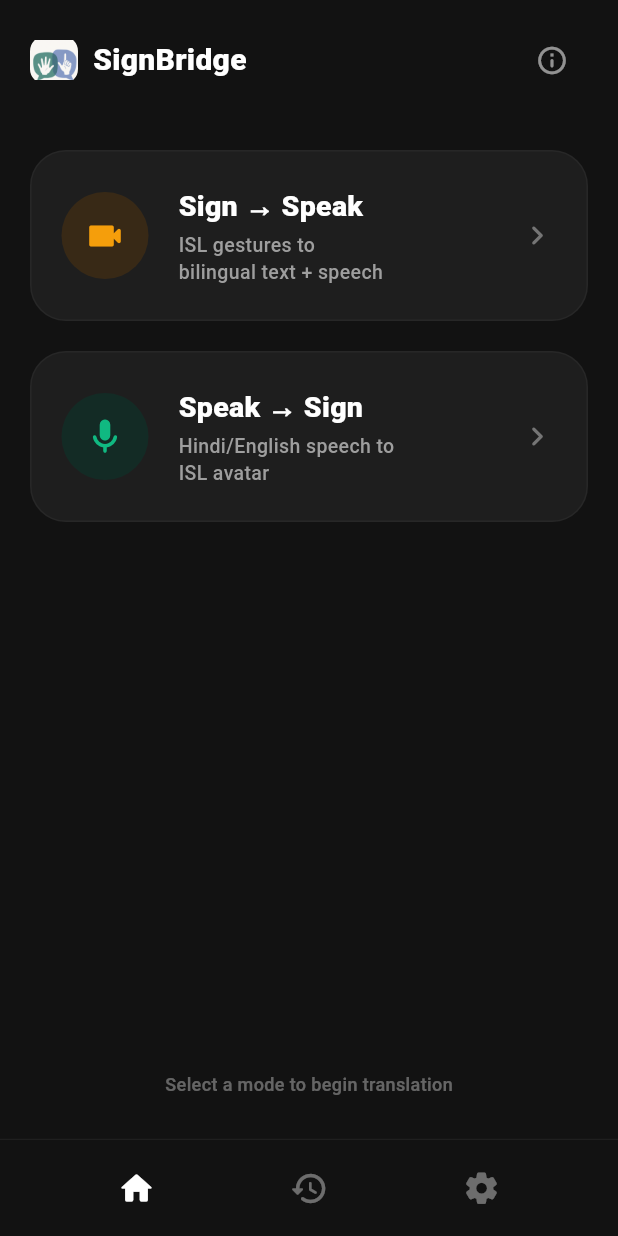
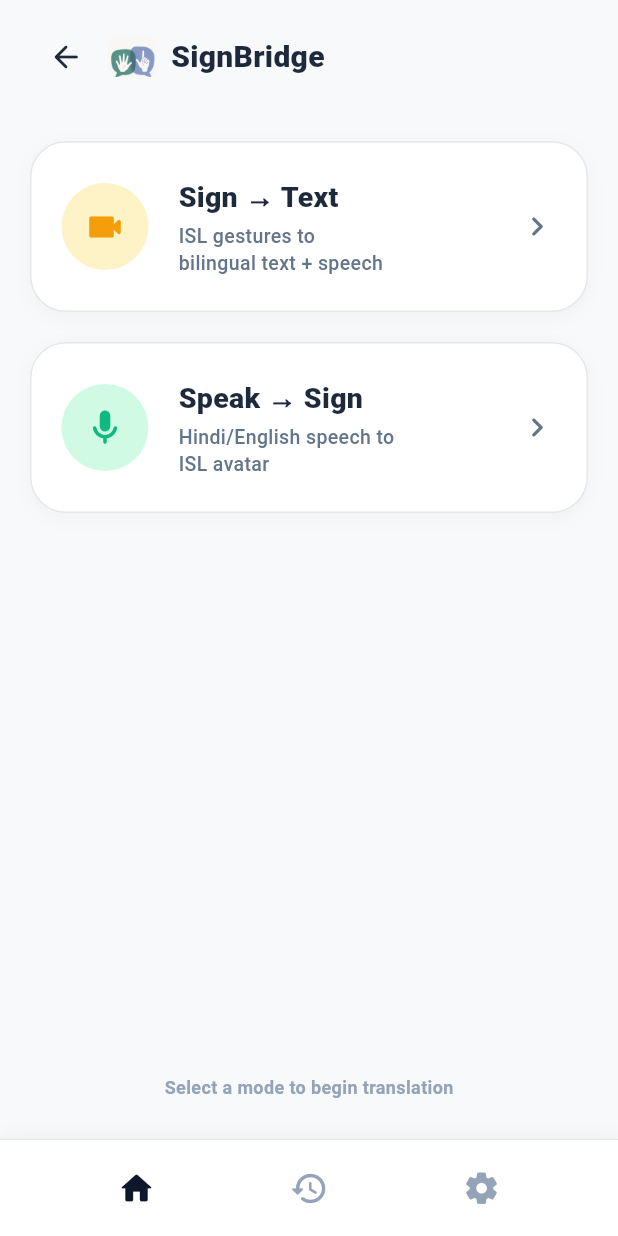
Before and after one commit to roswelldcosta6/Bit-and-build-hackathon-, a Flutter app: the HomeScreen screen opened by its route, on a phone screen of 412 x 824 dp. Run offline on Flutter 3.47's test engine with Material 3 defaults, Android fonts, the phone set to English and light mode, and no system bars; our stand-ins replace dio, flutter_riverpod, go_router, permission_handler; missing offline and left inert: record; network calls fail.

Commit message:
feat: light mode default, persistent settings, responsive camera box, back navigation, and sign-to-text title

```diff
--- a/app/lib/app_router.dart
+++ b/app/lib/app_router.dart
@@ -1,4 +1,5 @@
 import 'package:flutter/material.dart';
+import 'package:flutter_riverpod/flutter_riverpod.dart';
 import 'package:go_router/go_router.dart';
 
 import 'screens/history_screen.dart';
@@ -7,6 +8,7 @@
 import 'screens/mode_a_screen.dart';
 import 'screens/mode_b_screen.dart';
 import 'screens/settings_screen.dart';
+import 'state/settings_controller.dart';
 
 final appRouter = GoRouter(
   initialLocation: '/landing',
@@ -26,24 +28,40 @@
   ],
 );
 
-class AppShell extends StatelessWidget {
+class AppShell extends ConsumerWidget {
   const AppShell({required this.child, super.key});
   final Widget child;
 
   @override
-  Widget build(BuildContext context) {
+  Widget build(BuildContext context, WidgetRef ref) {
     final path = GoRouterState.of(context).uri.path;
     final selectedIndex = _indexFor(path);
+    final settings = ref.watch(settingsProvider);
+    final isDark = settings.darkMode;
+
+    final barBg = isDark ? const Color(0xFF121212) : Colors.white;
+    final borderCol = isDark ? const Color(0xFF1F1F1F) : const Color(0xFFE5E7EB);
+    final activeCol = isDark ? Colors.white : const Color(0xFF0F172A);
+    final inactiveCol = isDark ? Colors.white38 : const Color(0xFF94A3B8);
 
     return Scaffold(
-      backgroundColor: const Color(0xFF121212),
+      backgroundColor: isDark ? const Color(0xFF121212) : const Color(0xFFF8F9FA),
       body: child,
       bottomNavigationBar: Container(
-        decoration: const BoxDecoration(
-          color: Color(0xFF121212),
+        decoration: BoxDecoration(
+          color: barBg,
           border: Border(
-            top: BorderSide(color: Color(0xFF1F1F1F), width: 0.8),
+            top: BorderSide(color: borderCol, width: 0.8),
           ),
+          boxShadow: isDark
+              ? null
+              : [
+                  BoxShadow(
+                    color: Colors.black.withValues(alpha: 0.04),
+                    blurRadius: 10,
+                    offset: const Offset(0, -2),
+                  ),
+                ],
         ),
         padding: const EdgeInsets.symmetric(vertical: 8),
         child: Row(
@@ -53,29 +71,29 @@
             IconButton(
               icon: Icon(
                 Icons.home_rounded,
-                color: selectedIndex == 0 ? Colors.white : Colors.white38,
+                color: selectedIndex == 0 ? activeCol : inactiveCol,
                 size: 26,
               ),
               tooltip: 'Home',
               onPressed: () => context.go('/home'),
             ),
 
-            // History Icon (matching screenshot)
+            // History Icon
             IconButton(
               icon: Icon(
                 Icons.history_rounded,
-                color: selectedIndex == 1 ? Colors.white : Colors.white38,
+                color: selectedIndex == 1 ? activeCol : inactiveCol,
                 size: 26,
               ),
               tooltip: 'History',
               onPressed: () => context.go('/history'),
             ),
 
-            // Settings Icon (matching screenshot)
+            // Settings Icon
             IconButton(
               icon: Icon(
                 Icons.settings_rounded,
-                color: selectedIndex == 2 ? Colors.white : Colors.white38,
+                color: selectedIndex == 2 ? activeCol : inactiveCol,
                 size: 25,
               ),
               tooltip: 'Settings',
--- a/app/lib/screens/home_screen.dart
+++ b/app/lib/screens/home_screen.dart
@@ -1,24 +1,42 @@
 import 'package:flutter/material.dart';
+import 'package:flutter_riverpod/flutter_riverpod.dart';
 import 'package:go_router/go_router.dart';
 
-class HomeScreen extends StatelessWidget {
+import '../state/settings_controller.dart';
+
+class HomeScreen extends ConsumerWidget {
   const HomeScreen({super.key});
 
   @override
-  Widget build(BuildContext context) {
+  Widget build(BuildContext context, WidgetRef ref) {
+    final settings = ref.watch(settingsProvider);
+    final isDark = settings.darkMode;
+
+    final bgColor = isDark ? const Color(0xFF121212) : const Color(0xFFF8F9FA);
+    final textColor = isDark ? Colors.white : const Color(0xFF1E293B);
+    final subtextColor = isDark ? const Color(0xFF9E9E9E) : const Color(0xFF64748B);
+    final cardBgColor = isDark ? const Color(0xFF1E1E1E) : Colors.white;
+    final cardBorderColor = isDark ? Colors.white.withValues(alpha: 0.05) : const Color(0xFFE5E7EB);
+
     return Scaffold(
-      backgroundColor: const Color(0xFF121212),
+      backgroundColor: bgColor,
       body: SafeArea(
         child: Padding(
-          padding: const EdgeInsets.symmetric(horizontal: 20, vertical: 16),
+          padding: const EdgeInsets.symmetric(horizontal: 20, vertical: 14),
           child: Column(
             crossAxisAlignment: CrossAxisAlignment.start,
             children: [
-              // Top Left: Logo and Name
+              // Top Bar: Back to Landing button & Brand
               Row(
                 mainAxisAlignment: MainAxisAlignment.start,
                 crossAxisAlignment: CrossAxisAlignment.center,
                 children: [
+                  IconButton(
+                    tooltip: 'Back to Landing',
+                    icon: Icon(Icons.arrow_back_rounded, color: textColor, size: 24),
+                    onPressed: () => context.go('/landing'),
+                  ),
+                  const SizedBox(width: 4),
                   ClipRRect(
                     borderRadius: BorderRadius.circular(10),
                     child: Image.asset(
@@ -33,43 +51,45 @@
                     ),
                   ),
                   const SizedBox(width: 10),
-                  const Text(
+                  Text(
                     'SignBridge',
                     style: TextStyle(
-                      color: Colors.white,
+                      color: textColor,
                       fontSize: 20,
-                      fontWeight: FontWeight.w800,
+                      fontWeight: FontWeight.w900,
                       letterSpacing: 0.2,
                     ),
-                  ),
-                  const Spacer(),
-                  IconButton(
-                    tooltip: 'Back to Landing',
-                    icon: const Icon(Icons.info_outline_rounded, color: Colors.white54, size: 22),
-                    onPressed: () => context.go('/landing'),
                   ),
                 ],
               ),
 
-              const SizedBox(height: 36),
+              const SizedBox(height: 32),
 
-              // Card 1: Sign -> Speak (Matching screenshot)
+              // Card 1: Sign → Text (Changed from "Sign → Speak" as requested)
               _ModeSelectionCard(
                 icon: Icons.videocam_rounded,
                 iconColor: const Color(0xFFF59E0B),
-                iconBgColor: const Color(0xFF382916),
-                title: 'Sign → Speak',
+                iconBgColor: isDark ? const Color(0xFF382916) : const Color(0xFFFEF3C7),
+                cardBgColor: cardBgColor,
+                cardBorderColor: cardBorderColor,
+                titleColor: textColor,
+                subtitleColor: subtextColor,
+                title: 'Sign → Text',
                 subtitle: 'ISL gestures to\nbilingual text + speech',
                 onTap: () => context.push('/mode-a'),
               ),
 
               const SizedBox(height: 20),
 
-              // Card 2: Speak -> Sign (Matching screenshot)
+              // Card 2: Speak → Sign
               _ModeSelectionCard(
                 icon: Icons.mic_rounded,
                 iconColor: const Color(0xFF10B981),
-                iconBgColor: const Color(0xFF132B25),
+                iconBgColor: isDark ? const Color(0xFF132B25) : const Color(0xFFD1FAE5),
+                cardBgColor: cardBgColor,
+                cardBorderColor: cardBorderColor,
+                titleColor: textColor,
+                subtitleColor: subtextColor,
                 title: 'Speak → Sign',
                 subtitle: 'Hindi/English speech to\nISL avatar',
                 onTap: () => context.push('/mode-b'),
@@ -82,9 +102,9 @@
                 child: Text(
                   'Select a mode to begin translation',
                   style: TextStyle(
-                    color: Colors.white.withValues(alpha: 0.35),
+                    color: isDark ? Colors.white30 : const Color(0xFF94A3B8),
                     fontSize: 12,
-                    fontWeight: FontWeight.w500,
+                    fontWeight: FontWeight.w600,
                   ),
                 ),
               ),
@@ -102,6 +122,10 @@
     required this.icon,
     required this.iconColor,
     required this.iconBgColor,
+    required this.cardBgColor,
+    required this.cardBorderColor,
+    required this.titleColor,
+    required this.subtitleColor,
     required this.title,
     required this.subtitle,
     required this.onTap,
@@ -110,6 +134,10 @@
   final IconData icon;
   final Color iconColor;
   final Color iconBgColor;
+  final Color cardBgColor;
+  final Color cardBorderColor;
+  final Color titleColor;
+  final Color subtitleColor;
   final String title;
   final String subtitle;
   final VoidCallback onTap;
@@ -125,12 +153,16 @@
           width: double.infinity,
           padding: const EdgeInsets.symmetric(horizontal: 20, vertical: 22),
           decoration: BoxDecoration(
-            color: const Color(0xFF1E1E1E),
+            color: cardBgColor,
             borderRadius: BorderRadius.circular(24),
-            border: Border.all(
-              color: Colors.white.withValues(alpha: 0.04),
-              width: 1,
-            ),
+            border: Border.all(color: cardBorderColor, width: 1),
+            boxShadow: [
+              BoxShadow(
+                color: Colors.black.withValues(alpha: 0.03),
+                blurRadius: 10,
+                offset: const Offset(0, 3),
+              ),
+            ],
           ),
           child: Row(
             crossAxisAlignment: CrossAxisAlignment.center,
@@ -159,8 +191,8 @@
                   children: [
                     Text(
                       title,
-                      style: const TextStyle(
-                        color: Colors.white,
+                      style: TextStyle(
+                        color: titleColor,
                         fontSize: 19,
                         fontWeight: FontWeight.w800,
                         letterSpacing: 0.2,
@@ -169,8 +201,8 @@
                     const SizedBox(height: 4),
                     Text(
                       subtitle,
-                      style: const TextStyle(
-                        color: Color(0xFF9E9E9E),
+                      style: TextStyle(
+                        color: subtitleColor,
                         fontSize: 13,
                         height: 1.35,
                         fontWeight: FontWeight.w500,
@@ -181,9 +213,9 @@
               ),
 
               // Trailing chevron
-              const Icon(
+              Icon(
                 Icons.chevron_right_rounded,
-                color: Color(0xFF757575),
+                color: subtitleColor,
                 size: 26,
               ),
             ],
```
Also changed, not shown: app/lib/screens/history_screen.dart (+9 -1 lines), app/lib/screens/mode_a_screen.dart (+14 -3 lines), app/lib/screens/mode_b_screen.dart (+11 -0 lines), app/lib/screens/settings_screen.dart (+10 -1 lines), app/lib/state/settings_controller.dart (+13 -4 lines).
